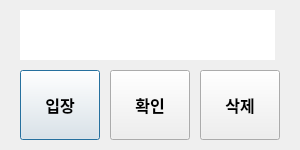
Above: src/gui/customerInfo.ui from iot-team5-project/iot-waitingsystem before the change. Below: the same form after it.
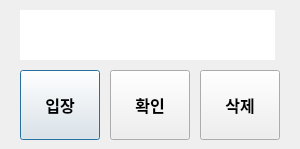
That is the form after the change.

The edit to the form file:
```diff
--- a/src/gui/customerInfo.ui
+++ b/src/gui/customerInfo.ui
@@ -7,7 +7,7 @@
     <x>0</x>
     <y>0</y>
     <width>300</width>
-    <height>150</height>
+    <height>149</height>
    </rect>
   </property>
   <property name="font">
```
